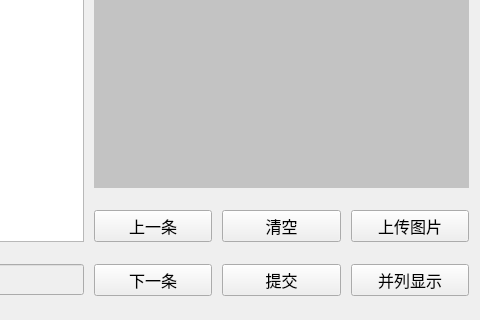
First picture: the form in UI/BookInfo.ui, repository zy98/LibraryManagement, before the edit; both pictures show x 668 to 1148 and y 400 to 720 of the 1148 by 720 pixel window.
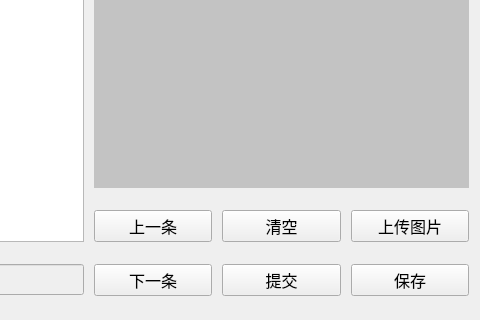
Second picture: the form after the edit.

Patch:
```diff
--- a/UI/BookInfo.ui
+++ b/UI/BookInfo.ui
@@ -274,7 +274,7 @@
    <item row="13" column="6">
     <widget class="QPushButton" name="btn_spliter">
      <property name="text">
-      <string>并列显示</string>
+      <string>保存</string>
      </property>
     </widget>
    </item>
```
Left out of the diff: 2 changed lines with no effect on the pictures.
